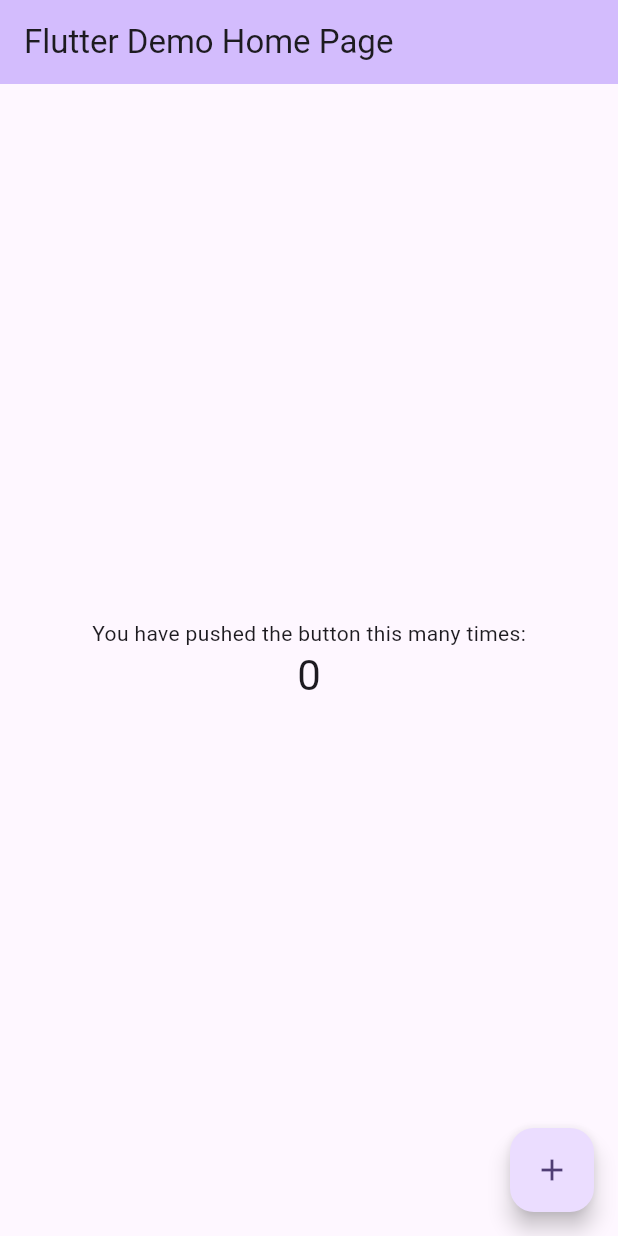
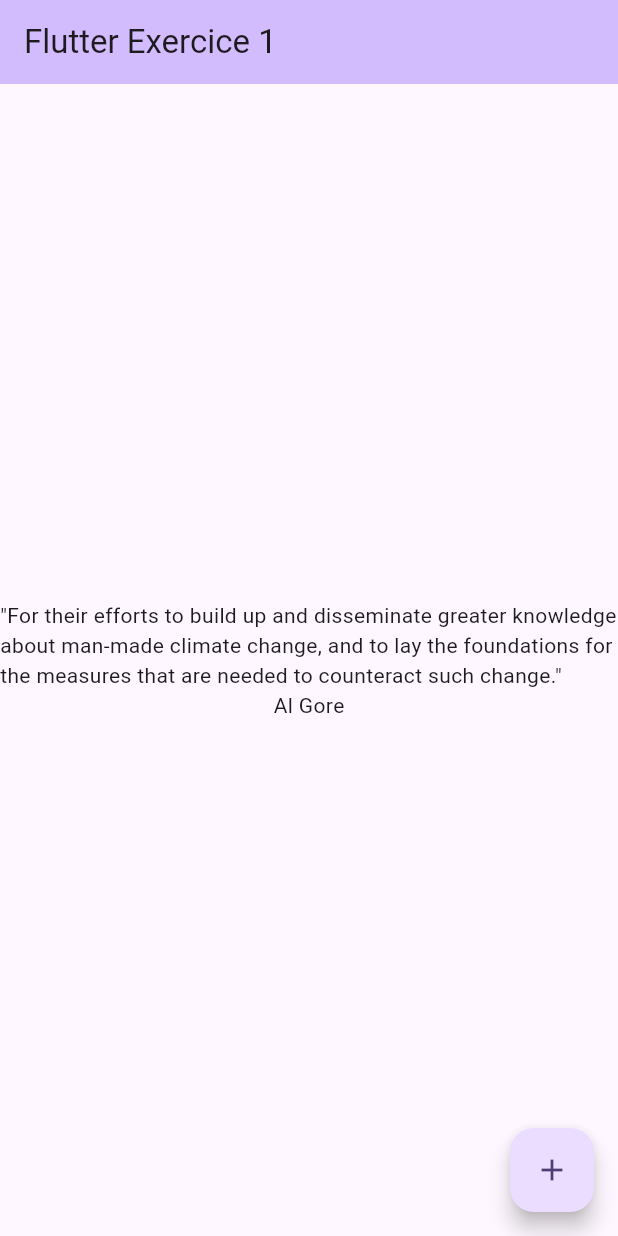
Before and after one commit to karen-asipuela-vinci/vinci-2, a Flutter app: the screen it shows after launch, on a phone screen of 412 x 824 dp. Run offline on Flutter 3.47's test engine with Material 3 defaults, Android fonts, the phone set to English and light mode, and no system bars.

Commit message:
création homeScreen

```diff
--- a/intro-mobile/ex1/lib/main.dart
+++ b/intro-mobile/ex1/lib/main.dart
@@ -13,40 +13,16 @@ class MyApp extends StatelessWidget {
     return MaterialApp(
       title: 'Flutter Demo',
       theme: ThemeData(
-        // This is the theme of your application.
-        //
-        // TRY THIS: Try running your application with "flutter run". You'll see
-        // the application has a purple toolbar. Then, without quitting the app,
-        // try changing the seedColor in the colorScheme below to Colors.green
-        // and then invoke "hot reload" (save your changes or press the "hot
-        // reload" button in a Flutter-supported IDE, or press "r" if you used
-        // the command line to start the app).
-        //
-        // Notice that the counter didn't reset back to zero; the application
-        // state is not lost during the reload. To reset the state, use hot
-        // restart instead.
-        //
-        // This works for code too, not just values: Most code changes can be
-        // tested with just a hot reload.
         colorScheme: ColorScheme.fromSeed(seedColor: Colors.deepPurple),
         useMaterial3: true,
       ),
-      home: const MyHomePage(title: 'Flutter Demo Home Page'),
+      home: const MyHomePage(title: 'Flutter Exercice 1'),
     );
   }
 }
 
 class MyHomePage extends StatefulWidget {
   const MyHomePage({super.key, required this.title});
-
-  // This widget is the home page of your application. It is stateful, meaning
-  // that it has a State object (defined below) that contains fields that affect
-  // how it looks.
-
-  // This class is the configuration for the state. It holds the values (in this
-  // case the title) provided by the parent (in this case the App widget) and
-  // used by the build method of the State. Fields in a Widget subclass are
-  // always marked "final".
 
   final String title;
 
@@ -59,58 +35,28 @@ class _MyHomePageState extends State<MyHomePage> {
 
   void _incrementCounter() {
     setState(() {
-      // This call to setState tells the Flutter framework that something has
-      // changed in this State, which causes it to rerun the build method below
-      // so that the display can reflect the updated values. If we changed
-      // _counter without calling setState(), then the build method would not be
-      // called again, and so nothing would appear to happen.
       _counter++;
     });
   }
 
   @override
   Widget build(BuildContext context) {
-    // This method is rerun every time setState is called, for instance as done
-    // by the _incrementCounter method above.
-    //
-    // The Flutter framework has been optimized to make rerunning build methods
-    // fast, so that you can just rebuild anything that needs updating rather
-    // than having to individually change instances of widgets.
     return Scaffold(
       appBar: AppBar(
-        // TRY THIS: Try changing the color here to a specific color (to
-        // Colors.amber, perhaps?) and trigger a hot reload to see the AppBar
-        // change color while the other colors stay the same.
         backgroundColor: Theme.of(context).colorScheme.inversePrimary,
-        // Here we take the value from the MyHomePage object that was created by
-        // the App.build method, and use it to set our appbar title.
         title: Text(widget.title),
       ),
       body: Center(
-        // Center is a layout widget. It takes a single child and positions it
-        // in the middle of the parent.
+        // afficher informations sur le laureat
         child: Column(
-          // Column is also a layout widget. It takes a list of children and
-          // arranges them vertically. By default, it sizes itself to fit its
-          // children horizontally, and tries to be as tall as its parent.
-          //
-          // Column has various properties to control how it sizes itself and
-          // how it positions its children. Here we use mainAxisAlignment to
-          // center the children vertically; the main axis here is the vertical
-          // axis because Columns are vertical (the cross axis would be
-          // horizontal).
-          //
-          // TRY THIS: Invoke "debug painting" (choose the "Toggle Debug Paint"
-          // action in the IDE, or press "p" in the console), to see the
-          // wireframe for each widget.
           mainAxisAlignment: MainAxisAlignment.center,
           children: <Widget>[
-            const Text(
-              'You have pushed the button this many times:',
+            Text(
+              // pour rajouter ", on \
+              '\"${laureate1['motivation']}\"',
             ),
             Text(
-              '$_counter',
-              style: Theme.of(context).textTheme.headlineMedium,
+              '${laureate1['firstname']} ${laureate1['surname']}',
             ),
           ],
         ),
@@ -123,3 +69,12 @@ class _MyHomePageState extends State<MyHomePage> {
     );
   }
 }
+
+const laureate1 = {
+  "id": "819",
+  "firstname": "Al",
+  "surname": "Gore",
+  "motivation":
+  "For their efforts to build up and disseminate greater knowledge about man-made climate change, and to lay the foundations for the measures that are needed to counteract such change.",
+  "share": "2"
+};
```
Also changed, not shown: 1 other file.
